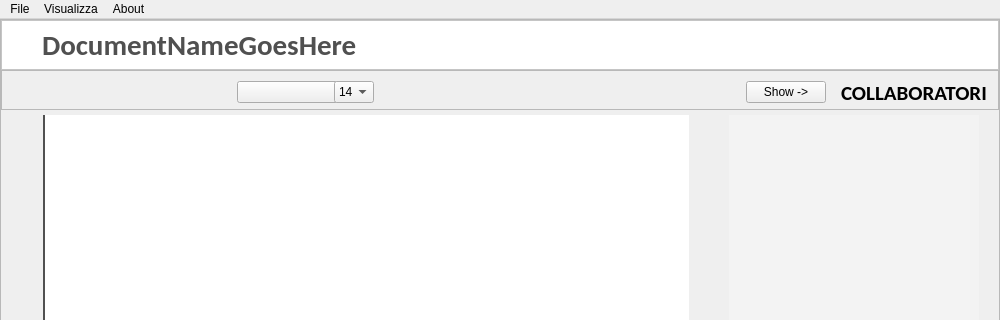
Old version of the form ClientModule/editorwindow.ui in the repository giovannic96/Real-time-collaborative-text-editor; both pictures show x 0 to 1000 and y 0 to 320 of the 1000 by 656 pixel window.
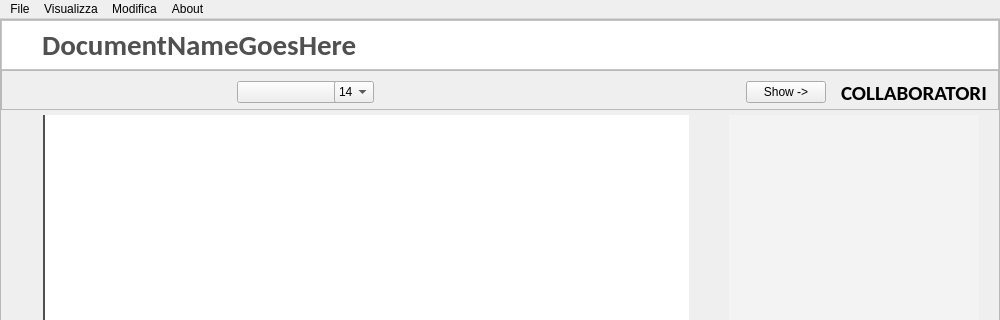
New version of the form. Icons and pictures are not drawn.

What changed in the file:
```diff
--- a/ClientModule/editorwindow.ui
+++ b/ClientModule/editorwindow.ui
@@ -1330,8 +1330,17 @@
     </property>
     <addaction name="actionAbout"/>
    </widget>
+   <widget class="QMenu" name="menuModifica">
+    <property name="title">
+     <string>Modifica</string>
+    </property>
+    <addaction name="actionGrassetto"/>
+    <addaction name="actionCorsivo"/>
+    <addaction name="actionSottolineato"/>
+   </widget>
    <addaction name="menuFile"/>
    <addaction name="menuVisualizza"/>
+   <addaction name="menuModifica"/>
    <addaction name="menuAbout"/>
   </widget>
   <action name="actionNew">
```
Left out of the diff: 69 changed lines with no effect on the pictures.
